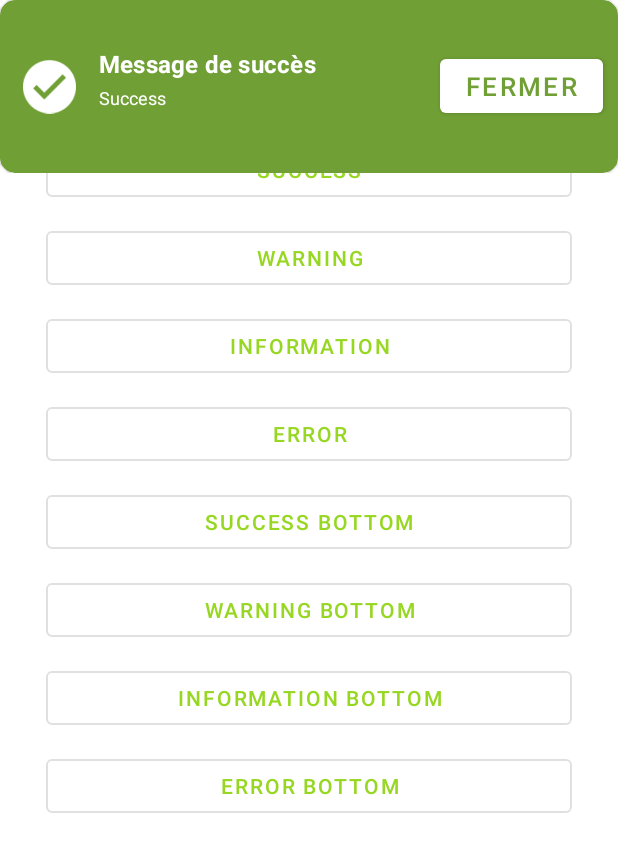
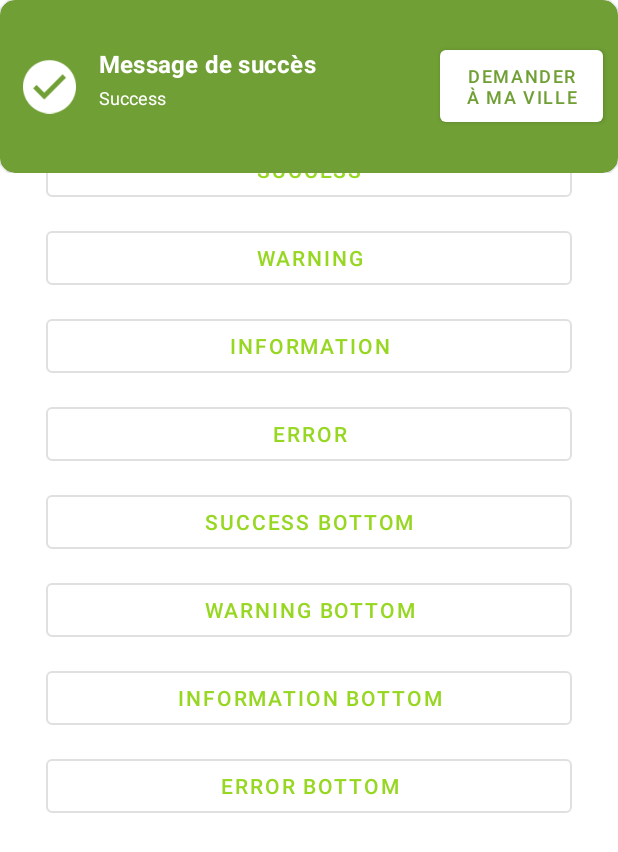
Before and after one commit to Exalis/AndroidUtils, an Android app: the screen it shows after launch (MainActivity), after a tap on "SUCCESS", on a phone screen of 412 x 824 dp. Shown: the top 852 px of the screen. Run offline under Robolectric (Android 15) with nearby library versions, the phone set to English and light mode, and no system bars.

Commit message:
Fixed button size and color

```diff
--- a/AndroidUtils/src/main/java/com/exalis/androidutils/Messaging/BannerMessage.java
+++ b/AndroidUtils/src/main/java/com/exalis/androidutils/Messaging/BannerMessage.java
@@ -187,7 +187,7 @@ public class BannerMessage {
                     //Text
                     changeTextColors(customColorOnBackground);
                     //Button
-                    changeButtonColors(R.color.colorOnInformation, customColorBackground);
+                    changeButtonColors(customColorOnBackground, customColorBackground);
                 }else{
                     Log.e(TAG, "setTheme: le theme custom n'a pas été défini" );
                 }
--- a/AndroidUtils/src/main/res/layout/banner.xml
+++ b/AndroidUtils/src/main/res/layout/banner.xml
@@ -67,10 +67,10 @@
 			<com.google.android.material.button.MaterialButton
 					android:layout_width="0dp"
 					android:layout_weight="0.5"
-					android:layout_height="wrap_content"
+					android:layout_height="60dp"
 					android:layout_gravity="center"
 					android:onClick="onBannerActionClicked"
-					android:text="Fermer"
+					android:text="Demander à ma ville"
 					android:autoSizeTextType="uniform"
 					android:textColor="@color/colorWarning"
 					style="@style/Widget.MaterialComponents.Button"
```
